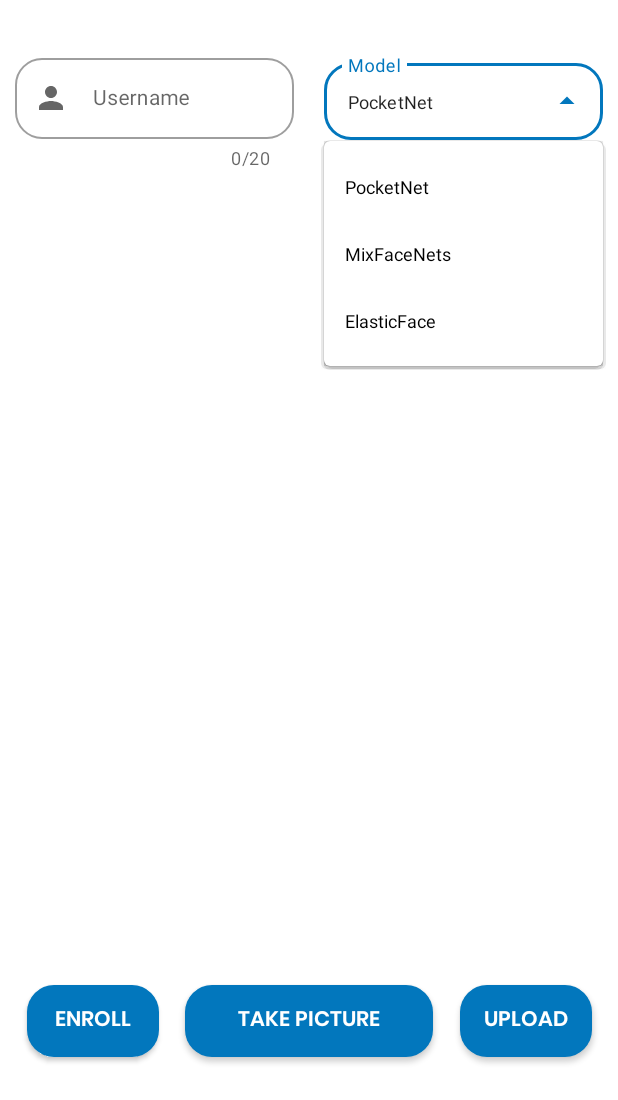
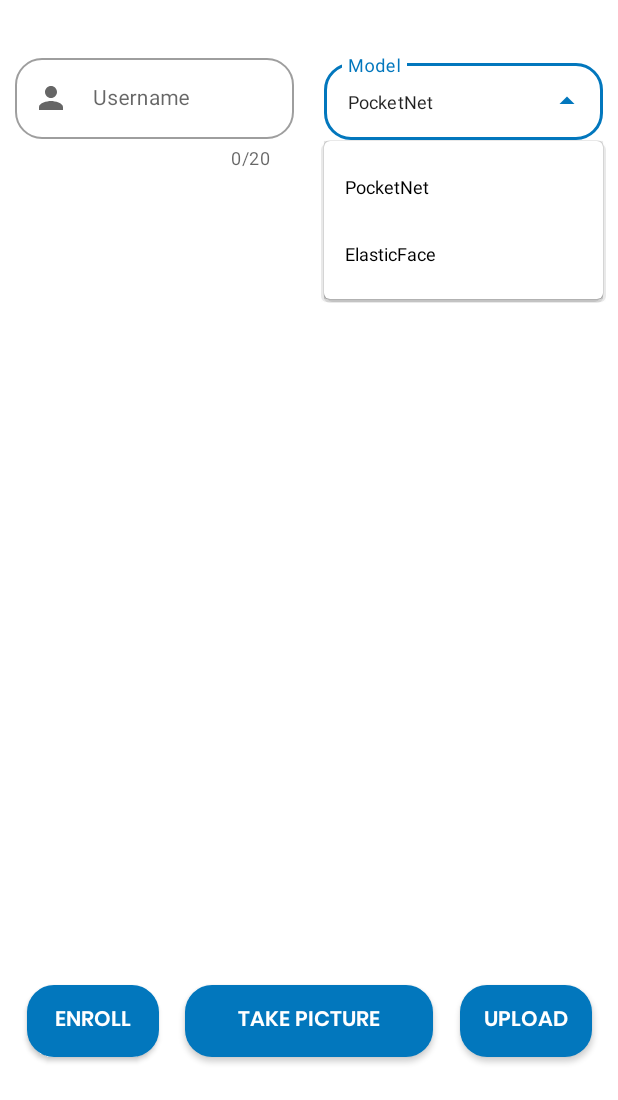
Before and after one commit to AIGroup2022BioOpener/BioProver, an Android app: the screen it shows after launch (MainActivity), after a tap on an icon or button, on a phone screen of 412 x 824 dp, the part 136-1236 px from its top. Run offline under Robolectric (Android 15) with nearby library versions, the phone set to English and light mode, and no system bars; our stand-ins replace navigation-ui; libraries missing offline, so code that uses them is left out: org.pytorch, org.pytorch.torchvision; pictures from the network do not load.

Commit message:
fixed evaluate on phone text, fixed light added model to jason

```diff
--- a/Frontend/app/src/main/res/layout/fragment_home.xml
+++ b/Frontend/app/src/main/res/layout/fragment_home.xml
@@ -145,8 +145,6 @@
             android:id="@+id/EvaluationLocation"
             android:layout_width="wrap_content"
             android:layout_height="wrap_content"
-            android:background="#00FF00"
-            android:visibility="invisible"
             android:text="Evaluate on Phone"
             app:layout_constraintBottom_toBottomOf="@+id/chip4"
             app:layout_constraintEnd_toEndOf="parent"
@@ -244,17 +242,17 @@
         app:layout_constraintStart_toStartOf="parent"
         app:layout_constraintTop_toTopOf="parent" />
 
-    <TextView
-        android:id="@+id/textView"
-        android:layout_width="128dp"
-        android:layout_height="31dp"
-        android:layout_marginBottom="20dp"
-        android:gravity="center"
-        android:text=""
-        android:textSize="20sp"
-        app:layout_constraintBottom_toTopOf="@+id/guideline3"
-        app:layout_constraintEnd_toEndOf="parent"
-        app:layout_constraintStart_toStartOf="parent"
-        app:layout_constraintTop_toTopOf="@+id/guideline7"
-        app:layout_constraintVertical_bias="0.897" />
+<!--    <TextView-->
+<!--        android:id="@+id/textView"-->
+<!--        android:layout_width="128dp"-->
+<!--        android:layout_height="31dp"-->
+<!--        android:layout_marginBottom="20dp"-->
+<!--        android:gravity="center"-->
+<!--        android:text=""-->
+<!--        android:textSize="20sp"-->
+<!--        app:layout_constraintBottom_toTopOf="@+id/guideline3"-->
+<!--        app:layout_constraintEnd_toEndOf="parent"-->
+<!--        app:layout_constraintStart_toStartOf="parent"-->
+<!--        app:layout_constraintTop_toTopOf="@+id/guideline7"-->
+<!--        app:layout_constraintVertical_bias="0.897" />-->
 </androidx.constraintlayout.widget.ConstraintLayout>
--- a/Frontend/app/src/main/res/values/strings.xml
+++ b/Frontend/app/src/main/res/values/strings.xml
@@ -6,7 +6,6 @@
 
     <string-array name="models">
         <item>PocketNet</item>
-        <item>MixFaceNets</item>
         <item>ElasticFace</item>
     </string-array>
 </resources>
```
Also changed, not shown: Frontend/app/src/main/java/com/example/bioprover/ui/home/HomeFragment.java (+7 -3 lines), 3 other files.
